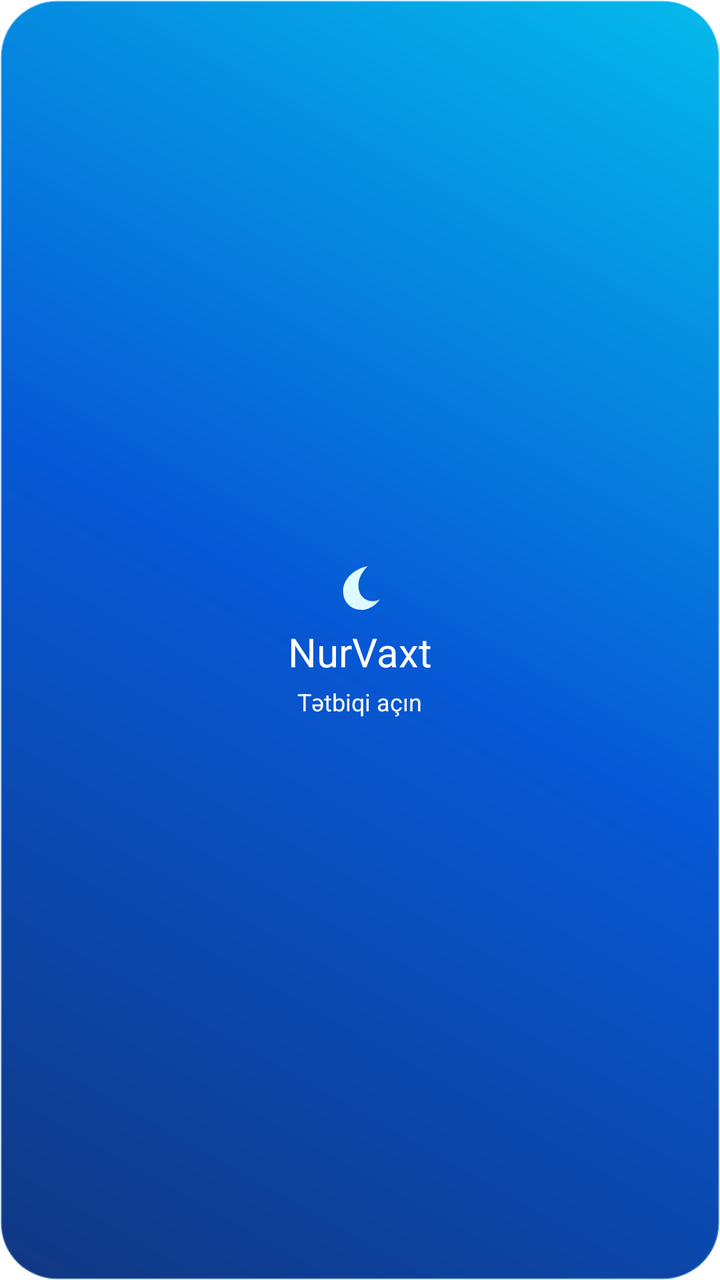
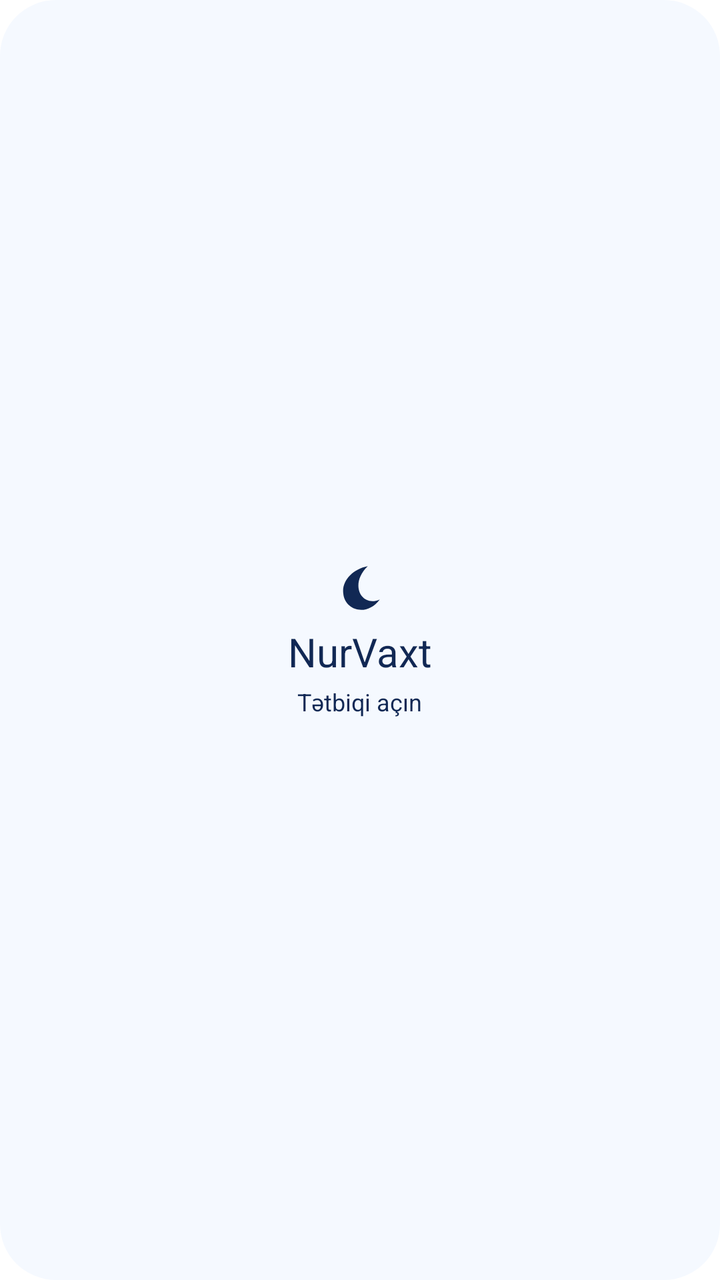

The first picture is an Android layout as it rendered before a commit; the second is the same layout after the commit. The layout source and the unified diff follow.
<!-- AndroidManifest.xml: fallback theme Theme.MaterialComponents.DayNight.NoActionBar -->
<!-- res/layout/nurvaxt_widget_initial.xml -->
<LinearLayout
  xmlns:android="http://schemas.android.com/apk/res/android"
  android:layout_width="match_parent"
  android:layout_height="match_parent"
  android:orientation="vertical"
  android:gravity="center"
  android:padding="16dp"
  android:background="@drawable/nurvaxt_widget_blue">
  <ImageView
    android:layout_width="26dp"
    android:layout_height="26dp"
    android:src="@drawable/nurvaxt_widget_crescent"
    android:contentDescription="@null" />
  <TextView
    style="@style/NurvaxtWidgetText"
    android:layout_width="wrap_content"
    android:layout_height="wrap_content"
    android:layout_marginTop="8dp"
    android:text="@string/nurvaxt_widget_brand"
    android:textSize="20sp" />
  <TextView
    style="@style/NurvaxtWidgetText"
    android:layout_width="wrap_content"
    android:layout_height="wrap_content"
    android:layout_marginTop="6dp"
    android:text="@string/nurvaxt_widget_open_prompt"
    android:textSize="12sp" />
</LinearLayout>
<!-- resources referenced by this layout -->
<resources>
  <!-- drawable nurvaxt_widget_blue (drawable) -->
  <shape xmlns:android="http://schemas.android.com/apk/res/android" android:shape="rectangle">
    <corners android:radius="28dp" />
    <gradient
      android:angle="45"
      android:startColor="#103782"
      android:centerColor="#0758D5"
      android:endColor="#04BAEB" />
    <stroke android:width="1dp" android:color="#40CBF4FF" />
  </shape>
  <!-- drawable nurvaxt_widget_crescent (drawable) -->
  <vector
    xmlns:android="http://schemas.android.com/apk/res/android"
    android:width="24dp"
    android:height="24dp"
    android:viewportWidth="100"
    android:viewportHeight="100">
    <path
      android:fillColor="#DCFAFF"
      android:pathData="M65,8C35,14 14,37 18,62C22,94 64,105 88,72C52,88 29,42 65,8Z" />
  </vector>
  <string name="nurvaxt_widget_brand">NurVaxt</string>
  <string name="nurvaxt_widget_open_prompt">Tətbiqi açın</string>
  <style name="NurvaxtWidgetText">
      <item name="android:fontFamily">sans-serif</item>
      <item name="android:textColor">#FFFFFF</item>
      <item name="android:includeFontPadding">false</item>
      <item name="android:maxLines">1</item>
      <item name="android:ellipsize">end</item>
      <item name="android:textDirection">ltr</item>
    </style>
</resources>

<!-- the commit's change to res/layout/nurvaxt_widget_initial.xml (unified diff, before → after) -->
@@ -5,11 +5,12 @@
   android:orientation="vertical"
   android:gravity="center"
   android:padding="16dp"
-  android:background="@drawable/nurvaxt_widget_blue">
+  android:background="@drawable/nurvaxt_widget_initial_background">
   <ImageView
     android:layout_width="26dp"
     android:layout_height="26dp"
     android:src="@drawable/nurvaxt_widget_crescent"
+    android:tint="@color/nurvaxt_widget_initial_ink"
     android:contentDescription="@null" />
   <TextView
     style="@style/NurvaxtWidgetText"
@@ -17,6 +18,7 @@
     android:layout_height="wrap_content"
     android:layout_marginTop="8dp"
     android:text="@string/nurvaxt_widget_brand"
+    android:textColor="@color/nurvaxt_widget_initial_ink"
     android:textSize="20sp" />
   <TextView
     style="@style/NurvaxtWidgetText"
@@ -24,5 +26,6 @@
     android:layout_height="wrap_content"
     android:layout_marginTop="6dp"
     android:text="@string/nurvaxt_widget_open_prompt"
+    android:textColor="@color/nurvaxt_widget_initial_ink"
     android:textSize="12sp" />
 </LinearLayout>
<!-- resource entries referenced after the edit -->
@@ -1,15 +1,6 @@
 <!-- resources referenced by this layout -->
 <resources>
-  <!-- drawable nurvaxt_widget_blue (drawable) -->
-  <shape xmlns:android="http://schemas.android.com/apk/res/android" android:shape="rectangle">
-    <corners android:radius="28dp" />
-    <gradient
-      android:angle="45"
-      android:startColor="#103782"
-      android:centerColor="#0758D5"
-      android:endColor="#04BAEB" />
-    <stroke android:width="1dp" android:color="#40CBF4FF" />
-  </shape>
+  <color name="nurvaxt_widget_initial_ink">#112854</color>
   <!-- drawable nurvaxt_widget_crescent (drawable) -->
   <vector
     xmlns:android="http://schemas.android.com/apk/res/android"
@@ -21,6 +12,11 @@
       android:fillColor="#DCFAFF"
       android:pathData="M65,8C35,14 14,37 18,62C22,94 64,105 88,72C52,88 29,42 65,8Z" />
   </vector>
+  <!-- drawable nurvaxt_widget_initial_background (drawable) -->
+  <shape xmlns:android="http://schemas.android.com/apk/res/android">
+    <corners android:radius="@dimen/nurvaxt_widget_corner_radius" />
+    <solid android:color="@color/nurvaxt_widget_initial_surface" />
+  </shape>
   <string name="nurvaxt_widget_brand">NurVaxt</string>
   <string name="nurvaxt_widget_open_prompt">Tətbiqi açın</string>
   <style name="NurvaxtWidgetText">
@@ -31,5 +27,7 @@
       <item name="android:ellipsize">end</item>
       <item name="android:textDirection">ltr</item>
     </style>
+  <dimen name="nurvaxt_widget_corner_radius">28dp</dimen>
+  <color name="nurvaxt_widget_initial_surface">#F5F9FF</color>
 </resources>
 
